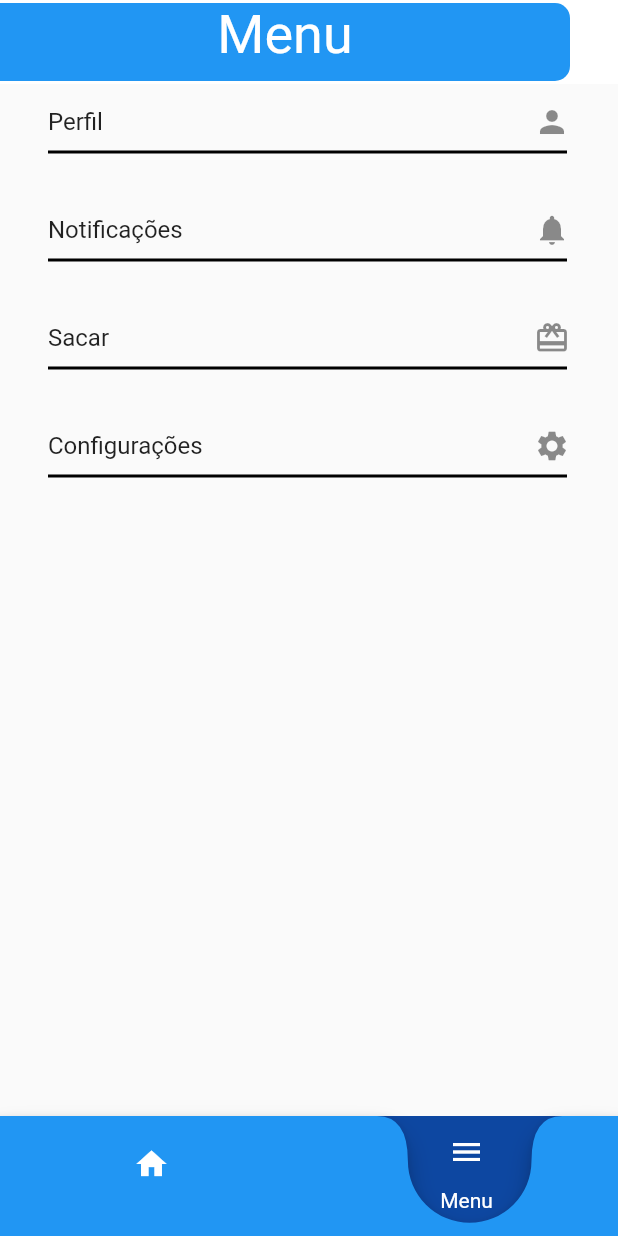
After one commit to RibarrJR/fidelidade_android, a Flutter app: the MainPage screen opened by its route, after a tap on the "menu" icon, on a phone screen of 412 x 824 dp. The commit adds this screen. Run offline on Flutter 3.47's test engine with Material 2 defaults, Android fonts, the phone set to English and light mode, and no system bars.

Commit message:
Criação da tela de menu e seus components

```diff
--- /dev/null
+++ b/lib/components/CustomAppBar.dart
@@ -0,0 +1,45 @@
+import 'package:flutter/material.dart';
+
+class CustomAppBar extends StatelessWidget with PreferredSizeWidget {
+  final String title;
+  const CustomAppBar({Key? key, required this.title}) : super(key: key);
+
+  @override
+  Widget build(BuildContext context) {
+    final Size _size = MediaQuery.of(context).size;
+    return AppBar(
+      toolbarHeight: 84,
+      automaticallyImplyLeading: false,
+      shadowColor: Colors.transparent,
+      backgroundColor: Colors.transparent,
+      flexibleSpace: Container(
+        color: Colors.white,
+        child: Column(
+          mainAxisAlignment: MainAxisAlignment.center,
+          children: [
+            Container(
+              margin: const EdgeInsets.only(right: 32.00),
+              width: _size.width,
+              decoration: const BoxDecoration(
+                color: Colors.blue,
+                borderRadius: BorderRadius.only(
+                  topRight: Radius.circular(10.0),
+                  bottomRight: Radius.circular(10.0),
+                ),
+              ),
+              height: 52,
+              child: Text(
+                title,
+                textAlign: TextAlign.center,
+                style: const TextStyle(color: Colors.white, fontSize: 36),
+              ),
+            ),
+          ],
+        ),
+      ),
+    );
+  }
+
+  @override
+  Size get preferredSize => const Size.fromHeight(kToolbarHeight);
+}
--- a/lib/main.dart
+++ b/lib/main.dart
@@ -1,4 +1,4 @@
-import 'package:fidelidade_android/pages/HomePage.dart';
+import 'package:fidelidade_android/pages/MainPage.dart';
 import 'package:fidelidade_android/pages/Welcome/WelcomeScreen.dart';
 import 'package:flutter/material.dart';
 
@@ -15,7 +15,7 @@ class App extends StatelessWidget {
       theme: ThemeData(primarySwatch: Colors.blue),
       routes: {
         '/': (context) => WelcomeScreen(),
-        '/home': (context) => const HomePage(),
+        '/home': (context) => const MainPage(),
       },
       debugShowCheckedModeBanner: false,
     );
--- /dev/null
+++ b/lib/pages/Home/HomePage.dart
@@ -0,0 +1,22 @@
+import 'package:flutter/material.dart';
+
+class HomePage extends StatelessWidget {
+  const HomePage({Key? key}) : super(key: key);
+
+  @override
+  Widget build(BuildContext context) {
+    return Scaffold(
+      appBar: AppBar(
+        title: const Text("Home Content"),
+      ),
+      body: Center(
+        child: ElevatedButton(
+          onPressed: () {
+            // Navigator.pop(context);
+          },
+          child: const Text('Home content'),
+        ),
+      ),
+    );
+  }
+}
--- /dev/null
+++ b/lib/pages/MainPage.dart
@@ -0,0 +1,37 @@
+import 'package:fidelidade_android/pages/Home/HomePage.dart';
+import 'package:fidelidade_android/pages/Menu/MenuPage.dart';
+import 'package:flutter/material.dart';
+import '../widget/stateful/AppNavBar.dart';
+
+class MainPage extends StatefulWidget {
+  const MainPage({Key? key}) : super(key: key);
+
+  @override
+  State<StatefulWidget> createState() {
+    return _MainPageState();
+  }
+}
+
+class _MainPageState extends State<MainPage> {
+  int _index = 0;
+  final screens = [const HomePage(), const MenuPage()];
+
+  void onNavChanges(int index) {
+    setState(() {
+      _index = index;
+    });
+  }
+
+  @override
+  Widget build(BuildContext context) {
+    return Scaffold(
+      body: IndexedStack(
+        index: _index,
+        children: screens,
+      ),
+      bottomNavigationBar: AppNavBar(
+        onNavChange: onNavChanges,
+      ),
+    );
+  }
+}
--- /dev/null
+++ b/lib/pages/Menu/MenuPage.dart
@@ -0,0 +1,44 @@
+import 'package:fidelidade_android/components/CustomAppBar.dart';
+import 'package:fidelidade_android/pages/Menu/components/MenuItem.dart';
+import 'package:flutter/material.dart';
+
+class MenuPage extends StatelessWidget {
+  const MenuPage({Key? key}) : super(key: key);
+
+  @override
+  Widget build(BuildContext context) {
+    void navigateTo(String value) {
+      Navigator.pushNamed(context, "/$value");
+    }
+
+    return Scaffold(
+      appBar: const CustomAppBar(
+        title: "Menu",
+      ),
+      body: ListView(
+        children: [
+          AppMenuItem(
+            pageCall: navigateTo,
+            icon: const Icon(Icons.person),
+            pageName: "Perfil",
+          ),
+          AppMenuItem(
+            pageCall: navigateTo,
+            icon: const Icon(Icons.notifications),
+            pageName: "Notificações",
+          ),
+          AppMenuItem(
+            pageCall: navigateTo,
+            icon: const Icon(Icons.wallet_giftcard),
+            pageName: "Sacar",
+          ),
+          AppMenuItem(
+            pageCall: navigateTo,
+            icon: const Icon(Icons.settings),
+            pageName: "Configurações",
+          ),
+        ],
+      ),
+    );
+  }
+}
--- /dev/null
+++ b/lib/pages/Menu/components/MenuItem.dart
@@ -0,0 +1,38 @@
+import 'package:flutter/material.dart';
+
+class AppMenuItem extends StatelessWidget {
+  final Function pageCall;
+  final String pageName;
+  final Icon icon;
+
+  const AppMenuItem(
+      {Key? key,
+      required this.pageCall,
+      required this.pageName,
+      required this.icon})
+      : super(key: key);
+
+  @override
+  Widget build(BuildContext context) {
+    return Container(
+      margin: const EdgeInsets.symmetric(horizontal: 16.00),
+      child: ListTile(
+        title: Row(
+          mainAxisAlignment: MainAxisAlignment.spaceBetween,
+          children: [Text(pageName), icon],
+        ),
+        enableFeedback: true,
+        enabled: true,
+        onTap: () {
+          pageCall(pageName.toLowerCase());
+        },
+        subtitle: const Divider(
+          thickness: 2,
+          indent: 0,
+          endIndent: 2,
+          color: Colors.black,
+        ),
+      ),
+    );
+  }
+}
```
Also changed, not shown: lib/pages/HomePage.dart (deleted, +0 -109 lines).
